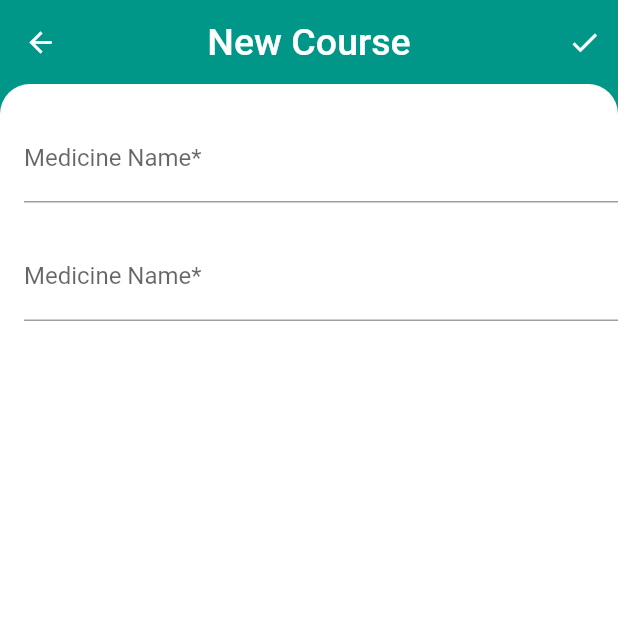
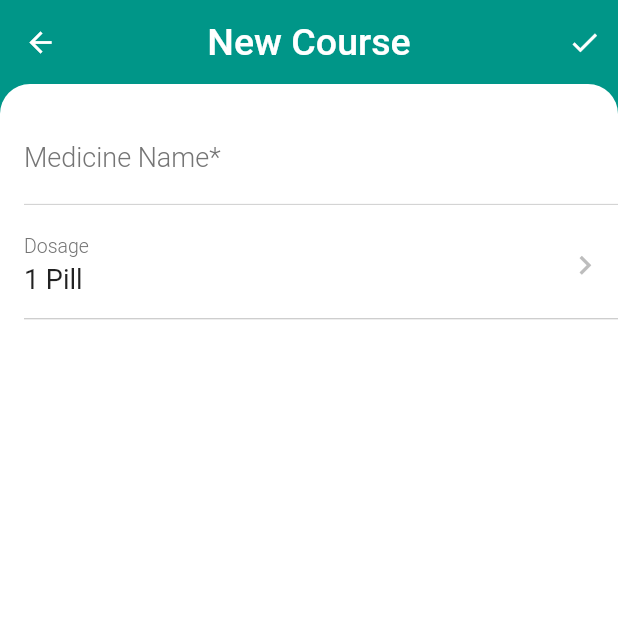
Before and after one commit to avinvvij/Medicine-Reminder, a Flutter app: the screen it shows after launch, after a tap on an icon or button, on a phone screen of 412 x 824 dp, the top half of it. Run offline on Flutter 3.47's test engine with Material 2 defaults, Android fonts, the phone set to English and light mode, and no system bars; our stand-ins replace flutter_vector_icons.

Commit message:
Added the Route Picker Component, for showing input fields that are pickers or route somewhere. Changed the styling of input field.

```diff
--- a/lib/CommonModules/PRTextField.dart
+++ b/lib/CommonModules/PRTextField.dart
@@ -1,4 +1,5 @@
 import "package:flutter/material.dart";
+import 'package:pill_reminder/Utils/Colors.dart';
 
 class PRTextField extends StatelessWidget {
   PRTextField({@required this.placeholder, @required this.onChanged});
@@ -9,7 +10,16 @@ class PRTextField extends StatelessWidget {
   Widget build(BuildContext context) {
     return TextField(
       onChanged: onChanged,
-      decoration: InputDecoration(labelText: placeholder),
+      decoration: InputDecoration(
+        enabledBorder: UnderlineInputBorder(
+          borderSide: BorderSide(color: AppPallete.dividerColor, width: 0.5),
+        ),
+        labelText: placeholder,
+        labelStyle: TextStyle(
+            fontSize: 18,
+            fontWeight: FontWeight.w300,
+            color: AppPallete.secondaryTextColor),
+      ),
       autocorrect: false,
     );
   }
--- /dev/null
+++ b/lib/Config/RouteIDs.dart
@@ -0,0 +1,4 @@
+class RouteIDs {
+  static String HOME_SCREEN_ID = "/";
+  static String NEW_MED_INTAKE_ID = "/intake";
+}
--- a/lib/Screens/HomeScreen.dart
+++ b/lib/Screens/HomeScreen.dart
@@ -1,5 +1,6 @@
 import "package:flutter/material.dart";
 import 'package:flutter_vector_icons/flutter_vector_icons.dart';
+import 'package:pill_reminder/Config/RouteIDs.dart';
 import 'package:pill_reminder/Utils/Colors.dart';
 
 class HomeScreen extends StatefulWidget {
@@ -40,7 +41,8 @@ class _HomeScreenState extends State<HomeScreen> {
                 child: Center(
                     child: GestureDetector(
                         onTap: () {
-                          Navigator.pushNamed(context, "/intake");
+                          Navigator.pushNamed(
+                              context, RouteIDs.NEW_MED_INTAKE_ID);
                         },
                         child: Icon(Ionicons.md_add, size: 22)))),
           ],
--- a/lib/Screens/NewMedicine.dart
+++ b/lib/Screens/NewMedicine.dart
@@ -56,10 +56,15 @@ class _NewMedicineState extends State<NewMedicine> {
                 placeholder: "Medicine Name*",
                 onChanged: (text) {},
               ),
-              SizedBox(height: 20,),
-              PRTextField(
-                placeholder: "Medicine Name*",
-                onChanged: (text) {},
+              SizedBox(
+                height: 20,
+              ),
+              RoutePicker(title: "Dosage", value: "1 Pill", displayArrow: true),
+              SizedBox(
+                height: 8,
+              ),
+              Divider(
+                color: AppPallete.dividerColor,
               ),
             ],
           ),
@@ -72,3 +77,55 @@ class _NewMedicineState extends State<NewMedicine> {
     );
   }
 }
+
+class RoutePicker extends StatelessWidget {
+  RoutePicker(
+      {@required this.title,
+      @required this.value,
+      this.route,
+      this.displayArrow});
+  final String title;
+  final String value;
+  final String route;
+  final bool displayArrow;
+
+  @override
+  Widget build(BuildContext context) {
+    return Row(
+      children: [
+        Expanded(
+          flex: 8,
+          child: Column(
+            children: [
+              Align(
+                  alignment: Alignment.topLeft,
+                  child: Text(
+                    this.title,
+                    style: TextStyle(
+                        fontSize: 13,
+                        fontWeight: FontWeight.w300,
+                        color: AppPallete.secondaryTextColor),
+                  )),
+              SizedBox(
+                height: 4,
+              ),
+              Align(
+                  alignment: Alignment.topLeft,
+                  child: Text(
+                    this.value,
+                    style: TextStyle(fontSize: 18),
+                  )),
+            ],
+          ),
+        ),
+        Expanded(
+            flex: 1,
+            child: Icon(
+              MaterialIcons.chevron_right,
+              color: AppPallete.dividerColor,
+              size: displayArrow ? 25 : 0,
+            ))
+      ],
+    );
+  }
+}
--- a/lib/main.dart
+++ b/lib/main.dart
@@ -1,4 +1,5 @@
 import "package:flutter/material.dart";
+import 'package:pill_reminder/Config/RouteIDs.dart';
 import 'package:pill_reminder/Screens/HomeScreen.dart';
 import 'package:pill_reminder/Screens/NewMedicine.dart';
 import 'package:pill_reminder/Utils/Colors.dart';
@@ -12,12 +13,13 @@ class MainApp extends StatelessWidget {
   Widget build(BuildContext context) {
     return MaterialApp(
       theme: ThemeData.light().copyWith(
+          hintColor: AppPallete.dividerColor,
           primaryColor: AppPallete.primaryColor,
           accentColor: AppPallete.accentColor),
-      initialRoute: "/",
+      initialRoute: RouteIDs.HOME_SCREEN_ID,
       routes: {
-        "/": (context) => HomeScreen(),
-        "/intake": (context) => NewMedicine()
+        RouteIDs.HOME_SCREEN_ID: (context) => HomeScreen(),
+        RouteIDs.NEW_MED_INTAKE_ID: (context) => NewMedicine()
       },
     );
   }
```
